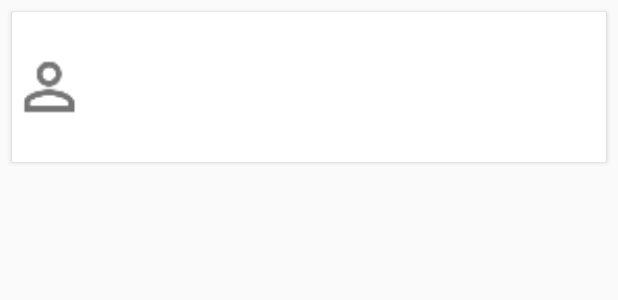
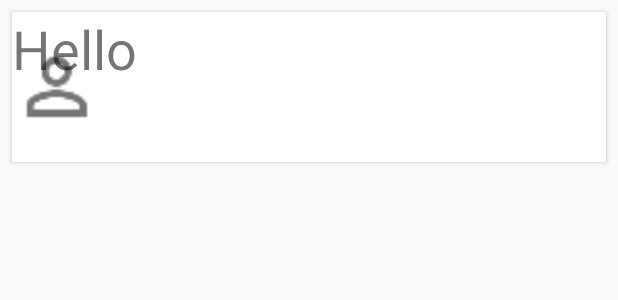
Before and after one commit to audaniel9/Chatter, an Android app: the layout convo_item.xml on its own in the app's theme, with its tools: preview values and no code run, on a phone screen of 412 x 824 dp. Shown: the top 300 px of the screen. Run offline under Robolectric (Android 15) with nearby library versions, the phone set to English and light mode, and no system bars.

Commit message:
small fixes

```diff
--- a/app/src/main/AndroidManifest.xml
+++ b/app/src/main/AndroidManifest.xml
@@ -1,6 +1,8 @@
 <?xml version="1.0" encoding="utf-8"?>
 <manifest xmlns:android="http://schemas.android.com/apk/res/android"
     package="com.daniel.chat.chatter">
+
+    <uses-permission android:name="android.permission.INTERNET" />
 
     <application
         android:allowBackup="true"
@@ -19,7 +21,7 @@
                 <category android:name="android.intent.category.LAUNCHER" />
             </intent-filter>
         </activity>
-        <activity android:name=".ConvoListActivity"></activity>
+        <activity android:name=".ConvoListActivity" />
     </application>
 
 </manifest>
--- a/app/src/main/res/drawable/chat_bubble_background.xml
+++ b/app/src/main/res/drawable/chat_bubble_background.xml
@@ -1,6 +1,6 @@
 <?xml version="1.0" encoding="utf-8"?>
 <shape xmlns:android="http://schemas.android.com/apk/res/android">
-    <solid android:color="@color/colorPrimary"/>
+    <solid android:color="@color/colorChatBubble"/>
 
     <corners android:radius="18dp"/>
 </shape>
--- a/app/src/main/res/layout/activity_convo_list.xml
+++ b/app/src/main/res/layout/activity_convo_list.xml
@@ -7,7 +7,9 @@
     tools:context=".ConvoListActivity">
 
     <android.support.v7.widget.RecyclerView
-        >
+        android:id="@+id/convoList"
+        android:layout_width="match_parent"
+        android:layout_height="match_parent">
 
     </android.support.v7.widget.RecyclerView>
 
--- a/app/src/main/res/layout/convo_item.xml
+++ b/app/src/main/res/layout/convo_item.xml
@@ -1,24 +1,31 @@
 <?xml version="1.0" encoding="utf-8"?>
 <android.support.v7.widget.CardView xmlns:android="http://schemas.android.com/apk/res/android"
     xmlns:app="http://schemas.android.com/apk/res-auto"
-    android:id="@+id/convoList"
+    android:id="@+id/convo_item"
     android:layout_width="match_parent"
-    android:layout_height="100dp"
+    android:layout_height="wrap_content"
     android:layout_margin="8dp"
-    app:cardCornerRadius="1dp">
+    app:cardCornerRadius="1dp"
+    android:clickable="true">
 
     <RelativeLayout
         android:layout_width="match_parent"
         android:layout_height="wrap_content"/>
 
         <ImageView
-            android:layout_width="50dp"
-            android:layout_height="match_parent"
-            android:src="@drawable/ic_action_person"/>
+            android:id="@+id/person_icon"
+            android:layout_width="60dp"
+            android:layout_height="100dp"
+            android:src="@drawable/ic_action_person"
+            android:layout_alignParentStart="true"/>
 
         <TextView
             android:id="@+id/convo_title"
             android:layout_width="wrap_content"
-            android:layout_height="wrap_content" />
+            android:layout_height="wrap_content"
+            android:text="Hello"
+            android:textSize="36sp"
+            android:layout_alignParentTop="true"
+            android:layout_alignParentEnd="true"/>
 
 </android.support.v7.widget.CardView>
--- a/app/src/main/res/values/colors.xml
+++ b/app/src/main/res/values/colors.xml
@@ -3,4 +3,6 @@
     <color name="colorPrimary">#E5931E</color>
     <color name="colorPrimaryDark">#8F5400</color>
     <color name="colorAccent">#E5931E</color>
+    <color name="colorChatBubble">#e5601e</color>
+    <color name="colorComplement">#1e9fe5</color>
 </resources>
```
Also changed, not shown: app/src/main/java/com/daniel/chat/chatter/ConvoListActivity.java (+56 -1 lines), app/src/main/java/com/daniel/chat/chatter/MainActivity.java (+4 -6 lines), app/src/main/res/values/strings.xml (+73 -0 lines).
